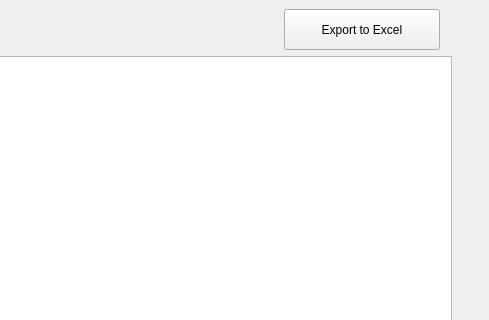
Old version of the form Views/uiPlotResults.ui in the repository samuelvp360/SVP360CalculationController; both pictures show x 599 to 1088 and y 0 to 320 of the 1088 by 916 pixel window.
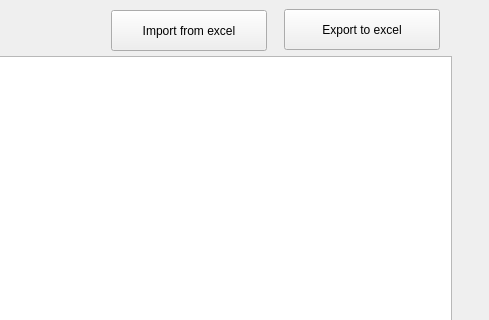
New version of the form.

The edit to the form file:
```diff
--- a/Views/uiPlotResults.ui
+++ b/Views/uiPlotResults.ui
@@ -57,7 +57,20 @@
     </rect>
    </property>
    <property name="text">
-    <string>Export to Excel</string>
+    <string>Export to excel</string>
+   </property>
+  </widget>
+  <widget class="QPushButton" name="uiImportButton">
+   <property name="geometry">
+    <rect>
+     <x>710</x>
+     <y>10</y>
+     <width>156</width>
+     <height>41</height>
+    </rect>
+   </property>
+   <property name="text">
+    <string>Import from excel</string>
    </property>
   </widget>
  </widget>
```
Left out of the diff: 21 changed lines with no effect on the pictures.
